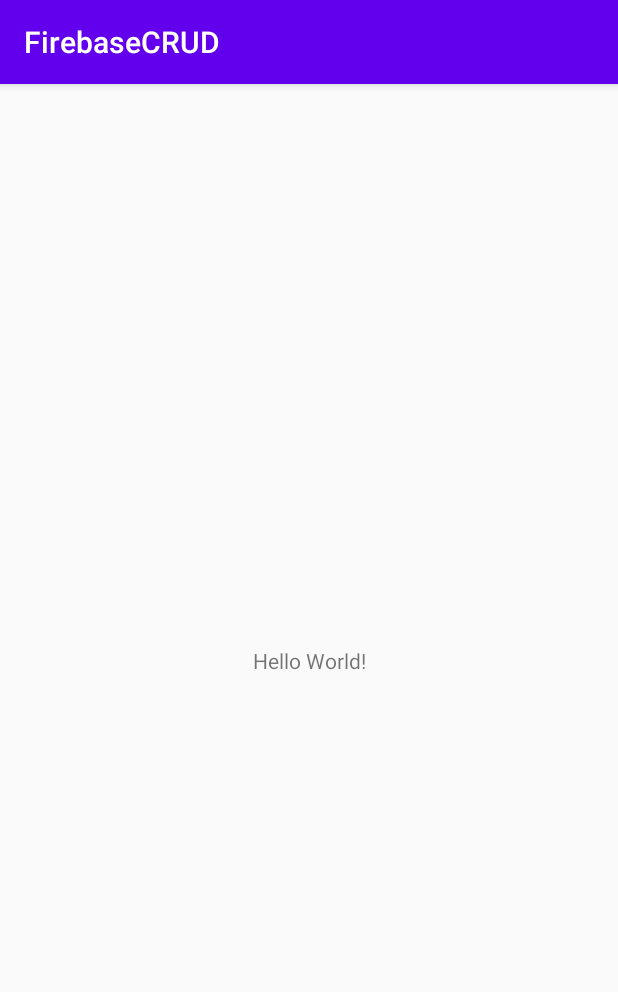
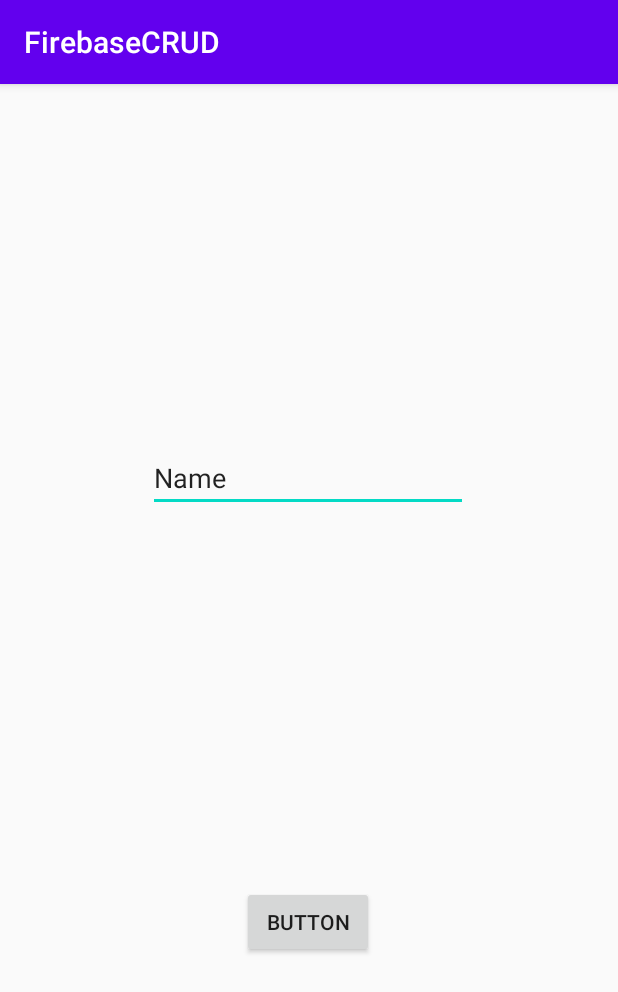
Before and after one commit to Daneshwaran/FirebaseCRUD, an Android app: the screen it shows after launch (MainActivity), on a phone screen of 412 x 824 dp. Shown: the top 992 px of the screen. Run offline under Robolectric (Android 15) with nearby library versions, the phone set to English and light mode, and no system bars; our stand-ins replace Firebase (no records; nobody signed in at launch, a user with empty details on screens opened directly).

Commit message:
Layout, toast and google play service.json error fixed

```diff
--- a/app/src/main/java/com/example/firebasecrud/MainActivity.java
+++ b/app/src/main/java/com/example/firebasecrud/MainActivity.java
@@ -3,12 +3,39 @@ package com.example.firebasecrud;
 import androidx.appcompat.app.AppCompatActivity;
 
 import android.os.Bundle;
+import android.view.View;
+import android.widget.Button;
+import android.widget.EditText;
+import android.widget.Toast;
+
+import com.google.firebase.database.DatabaseReference;
+import com.google.firebase.database.FirebaseDatabase;
 
 public class MainActivity extends AppCompatActivity {
+
+        private EditText text;
+        private Button button;
+        FirebaseDatabase rootNode;
+        DatabaseReference reference;
+
 
 @Override
 protected void onCreate(Bundle savedInstanceState) {
         super.onCreate(savedInstanceState);
         setContentView(R.layout.activity_main);
+        text = (EditText) findViewById(R.id.text);
+        button = (Button) findViewById(R.id.button);
+
+        button.setOnClickListener(new View.OnClickListener() {
+                @Override
+                public void onClick(View view) {
+                        Toast toast = Toast.makeText(getApplicationContext(),
+                                "This is a message displayed in a Toast",
+                                Toast.LENGTH_SHORT);
+
+                        toast.show();
+                }
+        });
+
         }
         }
--- a/app/src/main/res/layout/activity_main.xml
+++ b/app/src/main/res/layout/activity_main.xml
@@ -6,13 +6,28 @@
     android:layout_height="match_parent"
     tools:context=".MainActivity">
 
-    <TextView
+    <EditText
+        android:id="@+id/text"
         android:layout_width="wrap_content"
         android:layout_height="wrap_content"
-        android:text="Hello World!"
-        app:layout_constraintBottom_toBottomOf="parent"
-        app:layout_constraintLeft_toLeftOf="parent"
-        app:layout_constraintRight_toRightOf="parent"
+        android:layout_marginTop="240dp"
+        android:ems="10"
+        android:inputType="textPersonName"
+        android:text="Name"
+        app:layout_constraintEnd_toEndOf="parent"
+        app:layout_constraintHorizontal_bias="0.497"
+        app:layout_constraintStart_toStartOf="parent"
         app:layout_constraintTop_toTopOf="parent" />
 
+    <Button
+        android:id="@+id/button"
+        android:layout_width="wrap_content"
+        android:layout_height="wrap_content"
+        android:layout_marginTop="64dp"
+        android:text="Button"
+        app:layout_constraintBottom_toBottomOf="parent"
+        app:layout_constraintEnd_toEndOf="parent"
+        app:layout_constraintHorizontal_bias="0.498"
+        app:layout_constraintStart_toStartOf="parent"
+        app:layout_constraintTop_toBottomOf="@+id/text" />
 </androidx.constraintlayout.widget.ConstraintLayout>
```
Also changed, not shown: 1 other file.
